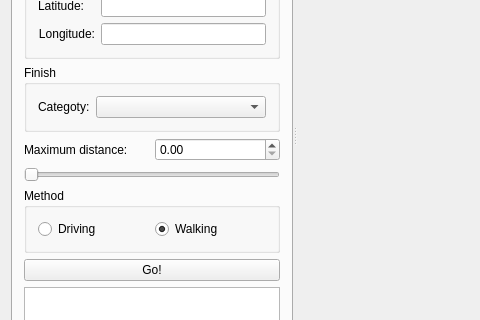
Old version of the form gui/mainwindow.ui in the repository emreozanalkan/YoMap; both pictures show x 0 to 480 and y 140 to 460 of the 690 by 550 pixel window.
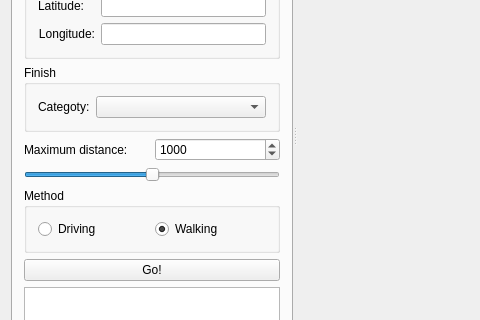
New version of the form. Custom widgets are drawn as their Qt base class.

Commit message: Maximum distance slider active

```diff
--- a/gui/mainwindow.ui
+++ b/gui/mainwindow.ui
@@ -409,16 +409,35 @@
                </property>
               </widget>
              </item>
-             <item row="0" column="1">
-              <widget class="QDoubleSpinBox" name="doubleSpinBox"/>
-             </item>
              <item row="1" column="0" colspan="2">
               <widget class="QSlider" name="horizontalSlider">
+               <property name="maximum">
+                <number>2000</number>
+               </property>
+               <property name="singleStep">
+                <number>10</number>
+               </property>
+               <property name="sliderPosition">
+                <number>1000</number>
+               </property>
                <property name="orientation">
                 <enum>Qt::Horizontal</enum>
                </property>
               </widget>
              </item>
+             <item row="0" column="1">
+              <widget class="QSpinBox" name="spinBox">
+               <property name="maximum">
+                <number>2000</number>
+               </property>
+               <property name="singleStep">
+                <number>10</number>
+               </property>
+               <property name="value">
+                <number>1000</number>
+               </property>
+              </widget>
+             </item>
             </layout>
            </item>
            <item row="5" column="0">
```
The commit also changes 3 other files.
